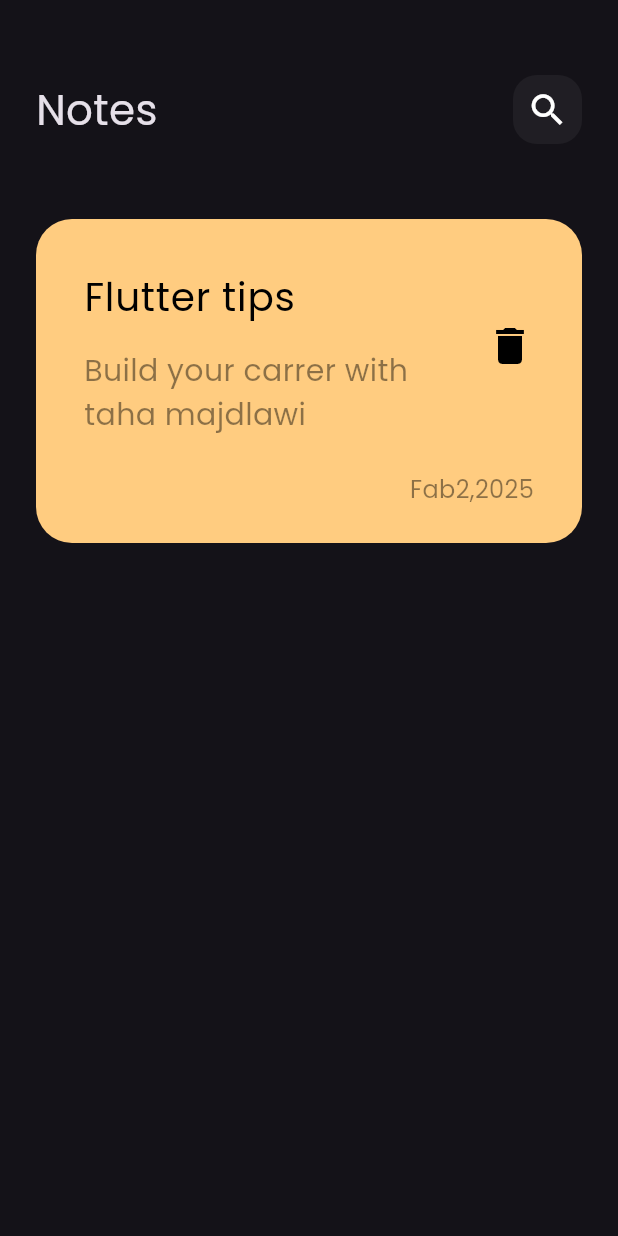
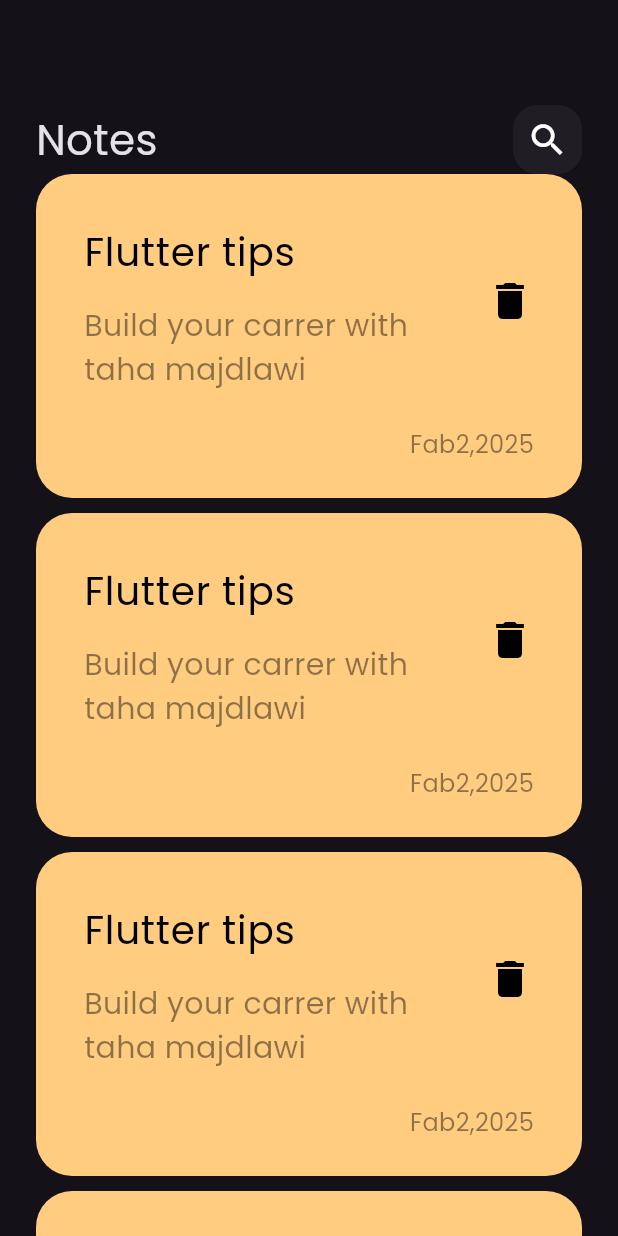
Before and after one commit to taha-majdlawi/note_app, a Flutter app: the screen it shows after launch, after a tap on the "delete" icon, on a phone screen of 412 x 824 dp. Run offline on Flutter 3.47's test engine with Material 3 defaults, Android fonts, the phone set to English and light mode, and no system bars.

Commit message:
create notes list view

```diff
--- a/lib/widgets/custome_note_item.dart
+++ b/lib/widgets/custome_note_item.dart
@@ -1,4 +1,3 @@
-
 import 'package:flutter/material.dart';
 
 class NoteItem extends StatelessWidget {
@@ -6,7 +5,9 @@ class NoteItem extends StatelessWidget {
 
   @override
   Widget build(BuildContext context) {
-    return Container(
+    return Padding(
+      padding: const EdgeInsets.only(bottom: 10.0),
+      child: Container(
         padding: EdgeInsets.only(top: 24, bottom: 24, left: 16),
         decoration: BoxDecoration(
           color: const Color(0xffFFCC80),
@@ -33,7 +34,9 @@ class NoteItem extends StatelessWidget {
               trailing: IconButton(
                   autofocus: true,
                   padding: EdgeInsets.only(bottom: 24),
-                onPressed: () {},
+                  onPressed: () {
+                    print('ff');
+                  },
                   icon: Icon(
                     Icons.delete,
                     size: 32,
@@ -46,8 +49,9 @@ class NoteItem extends StatelessWidget {
                 'Fab2,2025',
                 style: TextStyle(color: Colors.black45, fontSize: 16),
               ),
-          )
+            ),
           ],
+        ),
       ),
     );
   }
--- /dev/null
+++ b/lib/widgets/notes_list_view.dart
@@ -0,0 +1,14 @@
+
+import 'package:flutter/material.dart';
+import 'package:note_app/widgets/custome_note_item.dart';
+
+class NotesListView extends StatelessWidget {
+  const NotesListView({super.key});
+
+  @override
+  Widget build(BuildContext context) {
+    return ListView.builder(itemBuilder: (context, index) {
+      return const NoteItem();
+    });
+  }
+}
--- a/lib/widgets/notes_view_body_widget.dart
+++ b/lib/widgets/notes_view_body_widget.dart
@@ -1,6 +1,7 @@
 import 'package:flutter/material.dart';
 import 'package:note_app/widgets/custom_app_bar.dart';
 import 'package:note_app/widgets/custome_note_item.dart';
+import 'package:note_app/widgets/notes_list_view.dart';
 
 class NotesViewBody extends StatelessWidget {
   const NotesViewBody({super.key});
@@ -12,13 +13,10 @@ class NotesViewBody extends StatelessWidget {
       child: Column(
         children: const [
           SizedBox(
-            height: 50,
+            height: 70,
           ),
           CostumAppBar(),
-          SizedBox(
-            height: 50,
-          ),
-          NoteItem(),
+          Expanded(child: NotesListView()),
         ],
       ),
     );
```
Lines whose indentation alone changed are shown as unchanged.
